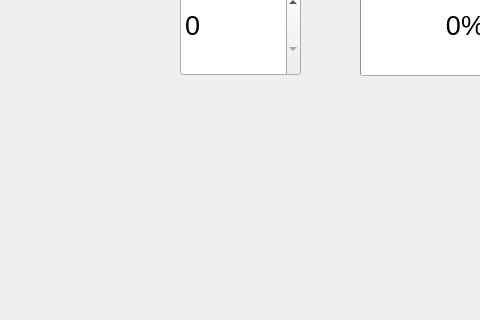
First picture: the form in 6-3/widget.ui, repository YuanAaron/cos_client, before the edit; both pictures show x 0 to 480 and y 175 to 495 of the 800 by 600 pixel window.
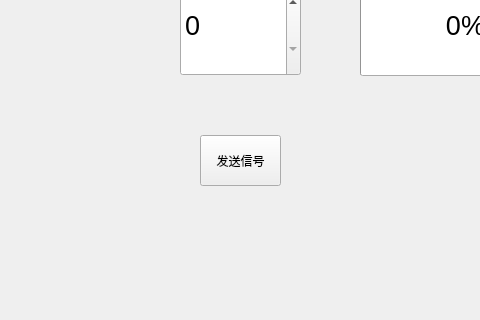
Second picture: the form after the edit.

Commit message: 连接信号槽的SINAL/SLOT写法（按钮点击信号自动绑定槽->自定义信号->自定义槽）

```diff
--- a/6-3/widget.ui
+++ b/6-3/widget.ui
@@ -46,6 +46,19 @@
     <number>0</number>
    </property>
   </widget>
+  <widget class="QPushButton" name="pushButton">
+   <property name="geometry">
+    <rect>
+     <x>200</x>
+     <y>310</y>
+     <width>81</width>
+     <height>51</height>
+    </rect>
+   </property>
+   <property name="text">
+    <string>发送信号</string>
+   </property>
+  </widget>
  </widget>
  <resources/>
  <connections/>
```
The commit also changes 2 other files.
